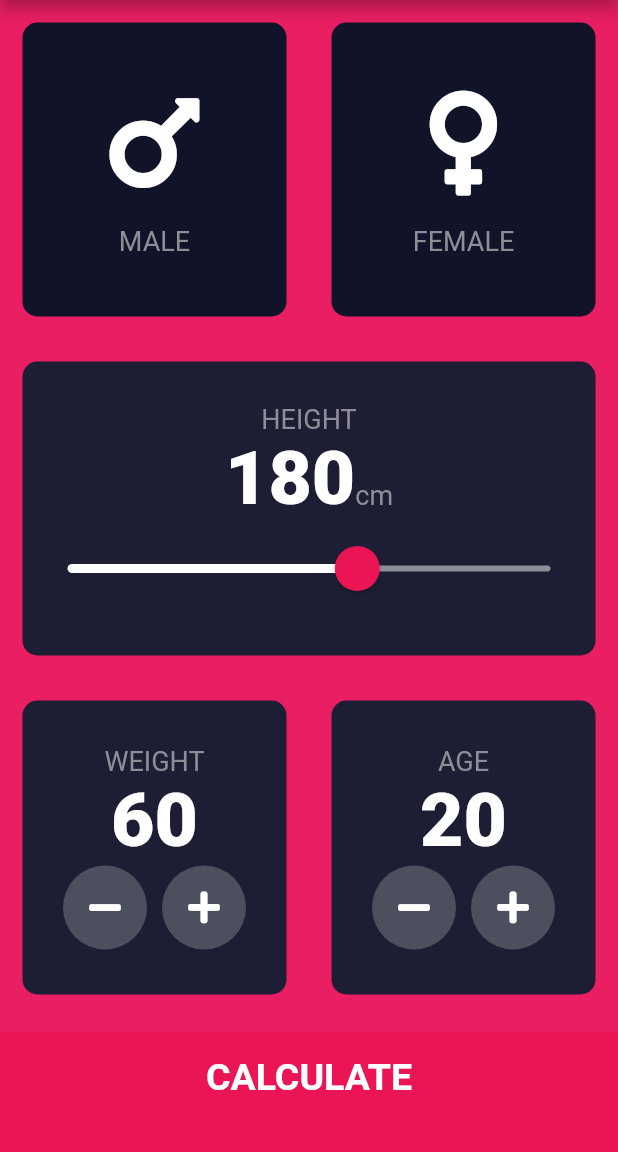
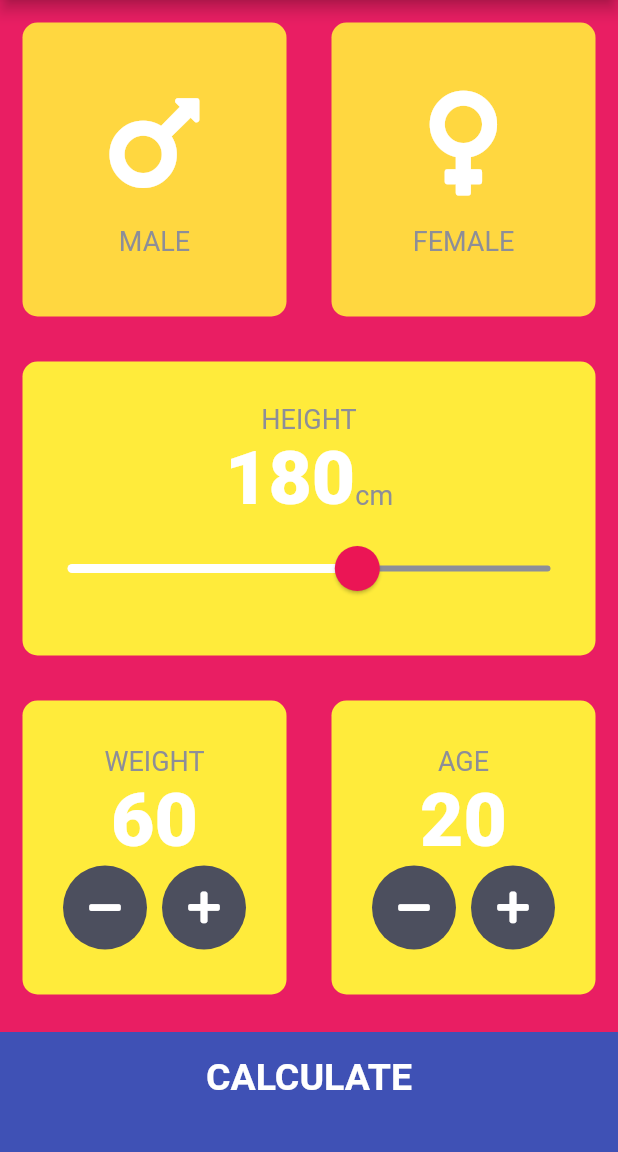
Before and after one commit to ShajaGraphics/BMI-Modified-Calculator-051, a Flutter app: the screen it shows after launch, on a phone screen of 412 x 824 dp, the part 84-1236 px from its top. Run offline on Flutter 3.47's test engine with Material 2 defaults, Android fonts, the phone set to English and light mode, and no system bars; our stand-ins replace font_awesome_flutter.

Commit message:
Secondary color changed

```diff
--- a/lib/constants.dart
+++ b/lib/constants.dart
@@ -1,9 +1,9 @@
 import 'package:flutter/material.dart';
 
 const kBottomContainerHeight = 80.0;
-const kActiveCardColour = Color(0xFF1D1E33);
-const kInactiveCardColour = Color(0xFF111328);
-const kBottomContainerColour = Color(0xFFEB1555);
+const kActiveCardColour = Colors.yellow;
+const kInactiveCardColour = Colors.amberAccent;
+const kBottomContainerColour = Colors.indigo;
 
 const kLabelTextStyle = TextStyle(
   fontSize: 18.0,
```
